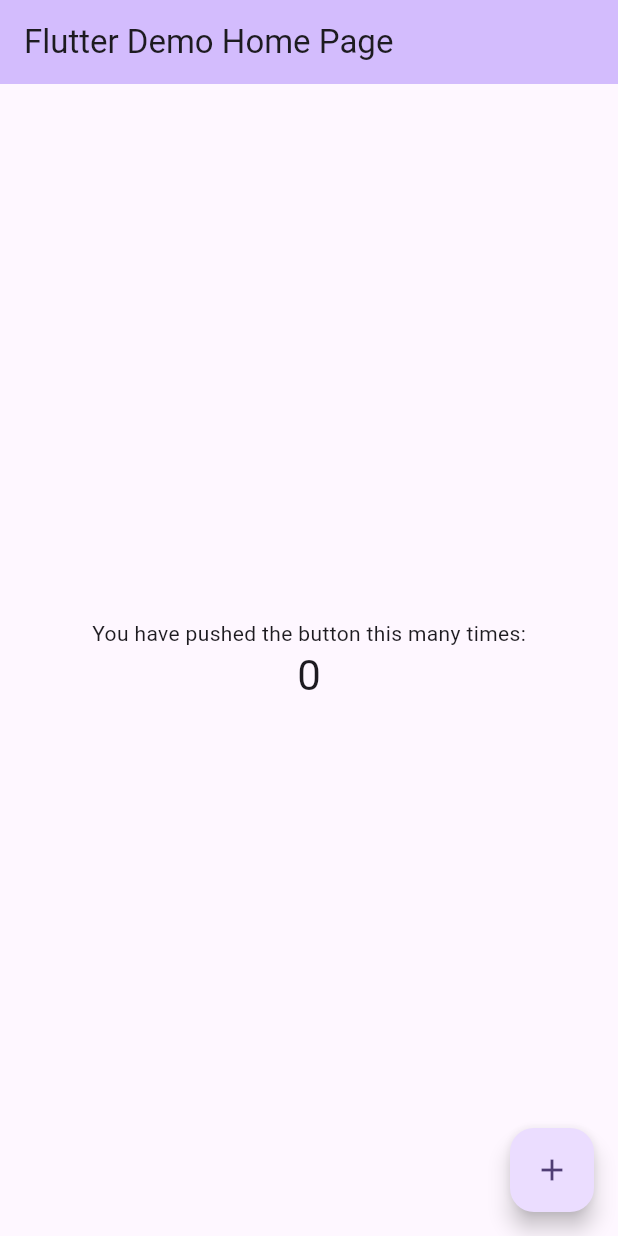
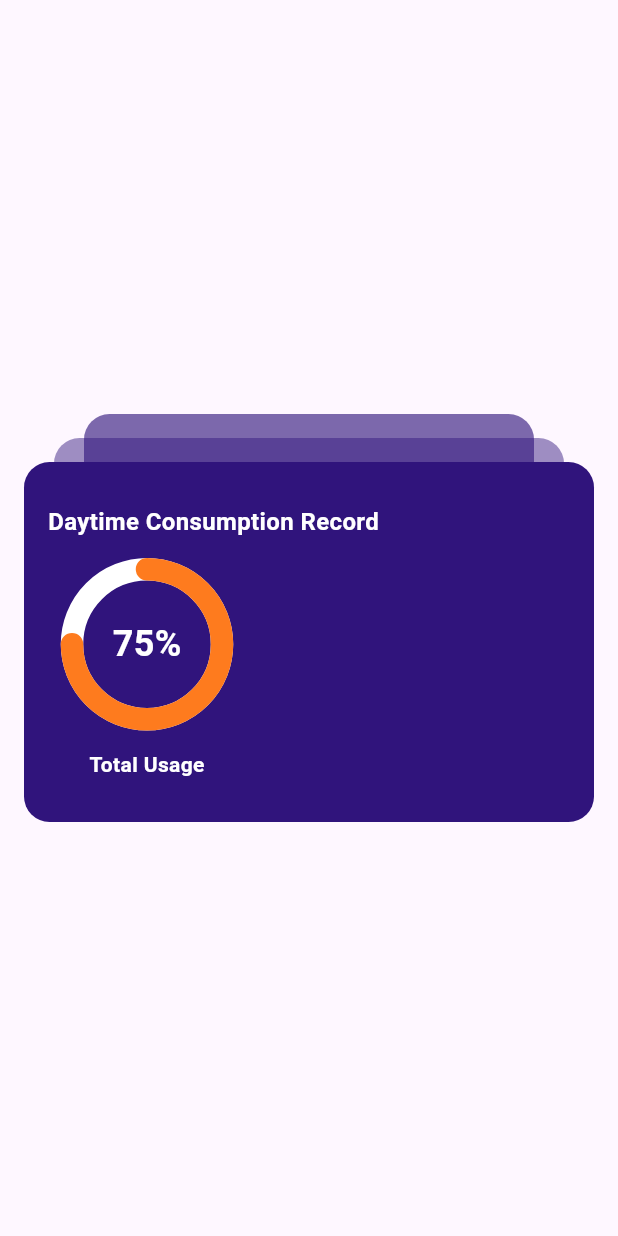
Before and after one commit to laugramaglia/flutter-challenge, a Flutter app: the screen it shows after launch, on a phone screen of 412 x 824 dp. Run offline on Flutter 3.47's test engine with Material 2 defaults, Android fonts, the phone set to English and light mode, and no system bars; drawn by our look-alikes of simple_circular_progress_bar.

Commit message:
created the 3d cards with progress indicator

```diff
--- /dev/null
+++ b/lib/home.dart
@@ -0,0 +1,197 @@
+import 'package:flutter/material.dart';
+import 'package:simple_circular_progress_bar/simple_circular_progress_bar.dart';
+
+class HomeScreen extends StatefulWidget {
+  const HomeScreen({super.key});
+
+  @override
+  State<HomeScreen> createState() => _HomeScreenState();
+}
+
+class _HomeScreenState extends State<HomeScreen> {
+  ValueNotifier<double> valueNotifier = ValueNotifier(75);
+
+  int totalCards = 3;
+
+  @override
+  Widget build(BuildContext context) {
+    return Scaffold(
+      body: Padding(
+        padding: const EdgeInsets.symmetric(horizontal: 16),
+        child: Column(
+          mainAxisAlignment: MainAxisAlignment.center,
+          children: [
+            _cards,
+          ],
+        ),
+      ),
+    );
+  }
+
+  Widget get _cards {
+    return Stack(
+      // children: [
+      //   _card1,
+      //   _card2,
+      //   _card3,
+      // ],
+      children: List.generate(
+        totalCards,
+        (index) {
+          if (index == totalCards - 1) {
+            return _finalCard;
+          }
+
+          return _card(index);
+        },
+      ),
+    );
+  }
+
+  Widget _card(int index) {
+    return Center(
+      child: Card(
+        elevation: (index + 1) * 3,
+        shadowColor: Colors.transparent,
+        color: Color.fromRGBO(48, 20, 124, (totalCards - index) * 0.2),
+        surfaceTintColor:
+            Color.fromRGBO(48, 20, 124, (totalCards - index) * 0.2),
+        margin: EdgeInsets.symmetric(
+          horizontal: (totalCards - index - 1) * 20,
+          vertical: (index) * 16,
+        ),
+        shape: RoundedRectangleBorder(borderRadius: BorderRadius.circular(17)),
+        child: Container(
+          height: 100 + (totalCards - index) * 20,
+        ),
+      ),
+    );
+  }
+
+  Widget get _card1 {
+    return Center(
+      child: Card(
+        elevation: 3,
+        shadowColor: Colors.transparent,
+        color: const Color.fromRGBO(48, 20, 124, 0.43),
+        surfaceTintColor: const Color.fromRGBO(48, 20, 124, 0.43),
+        margin: const EdgeInsets.symmetric(horizontal: 40),
+        shape: RoundedRectangleBorder(borderRadius: BorderRadius.circular(17)),
+        child: Container(
+          height: 100,
+        ),
+      ),
+    );
+  }
+
+  Widget get _card2 {
+    return Center(
+      child: Card(
+        elevation: 5,
+        shadowColor: Colors.transparent,
+        color: const Color.fromRGBO(48, 20, 124, 0.59),
+        surfaceTintColor: const Color.fromRGBO(48, 20, 124, 0.59),
+        shape: RoundedRectangleBorder(borderRadius: BorderRadius.circular(17)),
+        margin: const EdgeInsets.only(
+          top: 16,
+          left: 20,
+          right: 20,
+        ),
+        child: SizedBox(
+          height: 120,
+          width: MediaQuery.of(context).size.width - 20,
+        ),
+      ),
+    );
+  }
+
+  Widget get _finalCard {
+    return Center(
+      child: Card(
+        elevation: 10,
+        shadowColor: Colors.transparent,
+        color: const Color.fromRGBO(48, 20, 124, 1),
+        surfaceTintColor: const Color.fromRGBO(48, 20, 124, 1),
+        margin: const EdgeInsets.only(top: 32),
+        shape: RoundedRectangleBorder(borderRadius: BorderRadius.circular(17)),
+        child: Container(
+          height: 240,
+          width: MediaQuery.of(context).size.width,
+          padding: const EdgeInsets.symmetric(
+            horizontal: 16,
+            vertical: 16,
+          ),
+          child: Column(
+            crossAxisAlignment: CrossAxisAlignment.start,
+            mainAxisAlignment: MainAxisAlignment.center,
+            children: [
+              _title,
+              const SizedBox(
+                height: 20,
+              ),
+              Row(
+                children: [
+                  _totalUsage,
+                ],
+              )
+            ],
+          ),
+        ),
+      ),
+    );
+  }
+
+  Widget get _totalUsage {
+    return Padding(
+      padding: const EdgeInsets.symmetric(horizontal: 16),
+      child: Column(
+        children: [
+          _progressIndicator,
+          const SizedBox(
+            height: 20,
+          ),
+          const Text(
+            'Total Usage',
+            style: TextStyle(
+              fontSize: 14,
+              fontWeight: FontWeight.bold,
+              color: Colors.white,
+            ),
+          ),
+        ],
+      ),
+    );
+  }
+
+  Widget get _title {
+    return const Text(
+      'Daytime Consumption Record',
+      style: TextStyle(
+        fontSize: 16,
+        fontWeight: FontWeight.bold,
+        color: Colors.white,
+      ),
+    );
+  }
+
+  Widget get _progressIndicator {
+    return SimpleCircularProgressBar(
+      startAngle: 360,
+      valueNotifier: valueNotifier,
+      backColor: Colors.white,
+      progressColors: const [
+        Color.fromRGBO(254, 123, 30, 1),
+      ],
+      onGetText: (double value) {
+        return Text(
+          '${value.toInt()}%',
+          style: const TextStyle(
+            fontSize: 24,
+            fontWeight: FontWeight.bold,
+            color: Colors.white,
+          ),
+        );
+      },
+    );
+  }
+}
--- a/lib/main.dart
+++ b/lib/main.dart
@@ -1,4 +1,5 @@
 import 'package:flutter/material.dart';
+import 'package:flutter_challange/home.dart';
 
 void main() {
   runApp(const MyApp());
@@ -7,119 +8,15 @@ void main() {
 class MyApp extends StatelessWidget {
   const MyApp({super.key});
 
-  // This widget is the root of your application.
   @override
   Widget build(BuildContext context) {
     return MaterialApp(
       title: 'Flutter Demo',
       theme: ThemeData(
-        // This is the theme of your application.
-        //
-        // TRY THIS: Try running your application with "flutter run". You'll see
-        // the application has a blue toolbar. Then, without quitting the app,
-        // try changing the seedColor in the colorScheme below to Colors.green
-        // and then invoke "hot reload" (save your changes or press the "hot
-        // reload" button in a Flutter-supported IDE, or press "r" if you used
-        // the command line to start the app).
-        //
-        // Notice that the counter didn't reset back to zero; the application
-        // state is not lost during the reload. To reset the state, use hot
-        // restart instead.
-        //
-        // This works for code too, not just values: Most code changes can be
-        // tested with just a hot reload.
         colorScheme: ColorScheme.fromSeed(seedColor: Colors.deepPurple),
         useMaterial3: true,
       ),
-      home: const MyHomePage(title: 'Flutter Demo Home Page'),
+      home: const HomeScreen(),
     );
   }
 }
-
-class MyHomePage extends StatefulWidget {
-  const MyHomePage({super.key, required this.title});
-
-  // This widget is the home page of your application. It is stateful, meaning
-  // that it has a State object (defined below) that contains fields that affect
-  // how it looks.
-
-  // This class is the configuration for the state. It holds the values (in this
-  // case the title) provided by the parent (in this case the App widget) and
-  // used by the build method of the State. Fields in a Widget subclass are
-  // always marked "final".
-
-  final String title;
-
-  @override
-  State<MyHomePage> createState() => _MyHomePageState();
-}
-
-class _MyHomePageState extends State<MyHomePage> {
-  int _counter = 0;
-
-  void _incrementCounter() {
-    setState(() {
-      // This call to setState tells the Flutter framework that something has
-      // changed in this State, which causes it to rerun the build method below
-      // so that the display can reflect the updated values. If we changed
-      // _counter without calling setState(), then the build method would not be
-      // called again, and so nothing would appear to happen.
-      _counter++;
-    });
-  }
-
-  @override
-  Widget build(BuildContext context) {
-    // This method is rerun every time setState is called, for instance as done
-    // by the _incrementCounter method above.
-    //
-    // The Flutter framework has been optimized to make rerunning build methods
-    // fast, so that you can just rebuild anything that needs updating rather
-    // than having to individually change instances of widgets.
-    return Scaffold(
-      appBar: AppBar(
-        // TRY THIS: Try changing the color here to a specific color (to
-        // Colors.amber, perhaps?) and trigger a hot reload to see the AppBar
-        // change color while the other colors stay the same.
-        backgroundColor: Theme.of(context).colorScheme.inversePrimary,
-        // Here we take the value from the MyHomePage object that was created by
-        // the App.build method, and use it to set our appbar title.
-        title: Text(widget.title),
-      ),
-      body: Center(
-        // Center is a layout widget. It takes a single child and positions it
-        // in the middle of the parent.
-        child: Column(
-          // Column is also a layout widget. It takes a list of children and
-          // arranges them vertically. By default, it sizes itself to fit its
-          // children horizontally, and tries to be as tall as its parent.
-          //
-          // Column has various properties to control how it sizes itself and
-          // how it positions its children. Here we use mainAxisAlignment to
-          // center the children vertically; the main axis here is the vertical
-          // axis because Columns are vertical (the cross axis would be
-          // horizontal).
-          //
-          // TRY THIS: Invoke "debug painting" (choose the "Toggle Debug Paint"
-          // action in the IDE, or press "p" in the console), to see the
-          // wireframe for each widget.
-          mainAxisAlignment: MainAxisAlignment.center,
-          children: <Widget>[
-            const Text(
-              'You have pushed the button this many times:',
-            ),
-            Text(
-              '$_counter',
-              style: Theme.of(context).textTheme.headlineMedium,
-            ),
-          ],
-        ),
-      ),
-      floatingActionButton: FloatingActionButton(
-        onPressed: _incrementCounter,
-        tooltip: 'Increment',
-        child: const Icon(Icons.add),
-      ), // This trailing comma makes auto-formatting nicer for build methods.
-    );
-  }
-}
```
Also changed, not shown: pubspec.yaml (+3 -67 lines), pubspec.lock (added).
